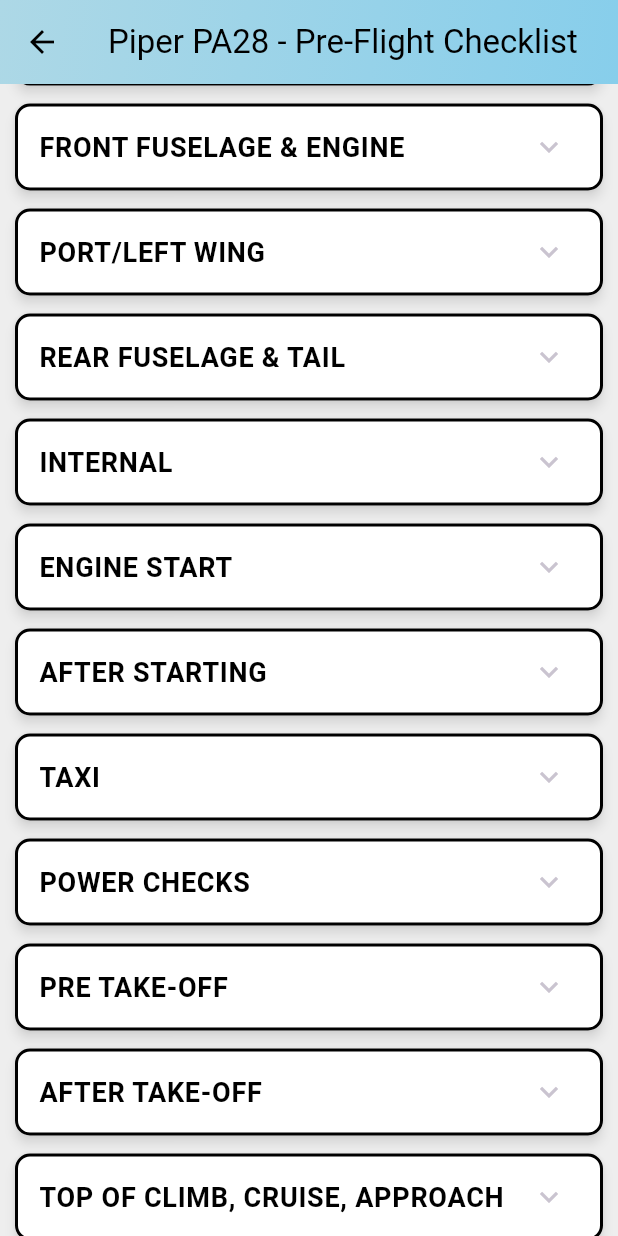
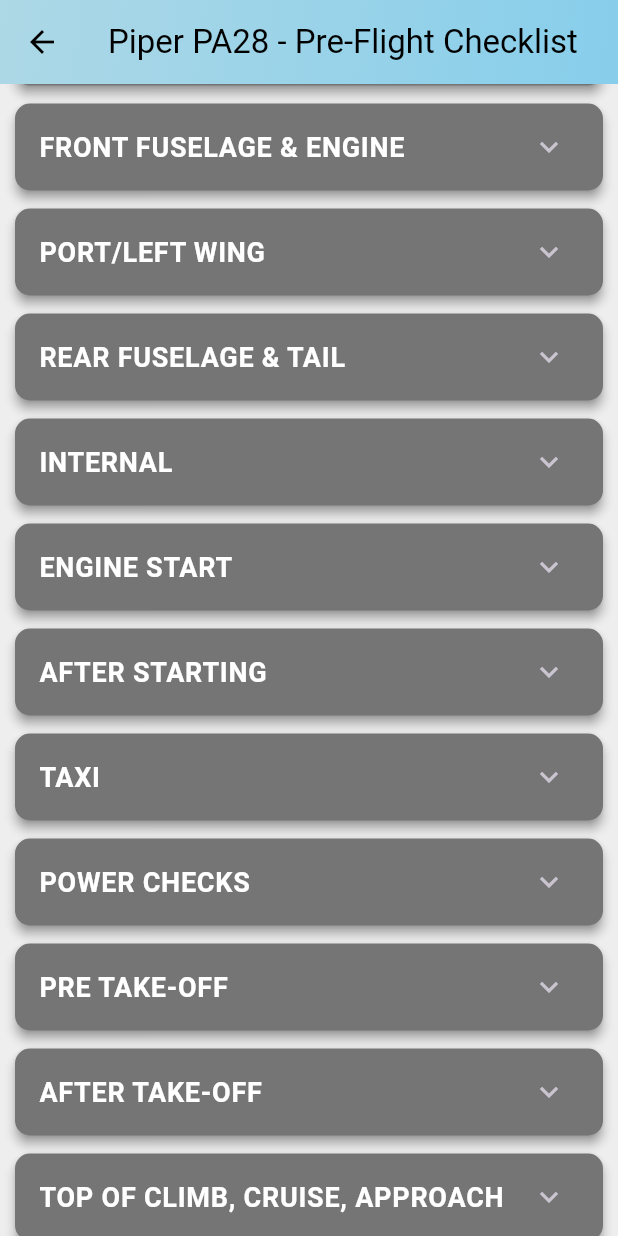
Before and after one commit to ThomasM173/flutter-checklist-app, a Flutter app: the PiperPA28ChecklistScreen screen opened by its route, scrolled down 576 dp, on a phone screen of 412 x 824 dp. Run offline on Flutter 3.47's test engine with Material 3 defaults, Android fonts, the phone set to English and light mode, and no system bars; our stand-ins replace open_file, pdf, shared_preferences; accounts and stored records are empty; network calls fail.

Commit message:
DC 22/07, All checklists complete, up to date and formatting all same

```diff
--- a/lib/screens/checklist_screens/piper_pa28_checklist.dart
+++ b/lib/screens/checklist_screens/piper_pa28_checklist.dart
@@ -647,61 +647,44 @@ class ChecklistExpansionTile extends StatelessWidget {
 
   @override
   Widget build(BuildContext context) {
-    final bool isSectionComplete = items.entries
-      .where((e) => e.key != '__weather__')
-      .every((e) => e.value);
-
     return AnimatedContainer(
       duration: Duration(milliseconds: 300),
       curve: Curves.easeInOut,
       child: Card(
-        color: Colors.white,
+        color: Colors.grey[600],
         margin: EdgeInsets.symmetric(vertical: 6),
-        shape: RoundedRectangleBorder(
-          borderRadius: BorderRadius.circular(10),
-          side: BorderSide(
-            color: isSectionComplete ? Colors.green : Colors.black,
-            width: 2,
-          ),
-        ),
+        shape: RoundedRectangleBorder(borderRadius: BorderRadius.circular(10)),
         elevation: 3,
-        shadowColor: Colors.white,
+        shadowColor: Colors.grey[600],
         child: Theme(
           data: Theme.of(context).copyWith(dividerColor: Colors.transparent),
           child: ExpansionTile(
             title: Row(
               mainAxisAlignment: MainAxisAlignment.spaceBetween,
               children: [
-                Row(
-                  children: [
-                    if (isSectionComplete)
-                      Padding(
-                        padding: const EdgeInsets.only(right: 6.0),
-                        child: Icon(Icons.check_circle, color: Colors.green, size: 20),
-                      ),
-                    Text(
-                      title,
-                      style: TextStyle(
-                        color: Colors.black,
+                Expanded(
+                  child: Text(
+                    title,
+                    style: TextStyle(
+                        color: Colors.white,
                         fontSize: 18,
-                        fontWeight: FontWeight.bold,
-                      ),
-                    ),
-                  ],
+                        fontWeight: FontWeight.bold),
+                    overflow: TextOverflow.ellipsis,
+                  ),
                 ),
                 if (items.containsKey('__weather__'))
                   Container(
                     margin: EdgeInsets.only(left: 6),
                     padding: EdgeInsets.symmetric(horizontal: 8, vertical: 4),
                     decoration: BoxDecoration(
-                      color: Color(0xFFADD8E6).withOpacity(0.15),
+                      color: Colors.yellowAccent.withOpacity(0.15),
                       borderRadius: BorderRadius.circular(12),
                       border: Border.all(
-                        color: Color(0xFFADD8E6).withOpacity(0.6),
-                      ),
+                          color: Colors.yellowAccent.withOpacity(0.6)),
                     ),
                     child: Text('WX',
-                        style: TextStyle(color: Color(0xFFADD8E6), fontSize: 12)),
+                        style: TextStyle(
+                            color: Colors.yellowAccent, fontSize: 12)),
                   ),
               ],
             ),
@@ -710,14 +693,14 @@ class ChecklistExpansionTile extends StatelessWidget {
                 items.entries.where((e) => e.key != '__weather__').map((entry) {
               final isWeatherAdded = items.containsKey('__weather__');
               final Color highlightColor = isWeatherAdded
-                  ? Color(0xFFADD8E6).withOpacity(0.1)
+                  ? Colors.yellowAccent.withOpacity(0.1)
                   : Colors.transparent;
               return Container(
                 color: highlightColor,
                 child: CheckboxListTile(
                   contentPadding: EdgeInsets.zero,
                   title: Text(entry.key,
-                      style: TextStyle(color: Colors.black, fontSize: 14)),
+                      style: TextStyle(color: Colors.white, fontSize: 14)),
                   value: entry.value,
                   onChanged: (bool? value) =>
                       updateChecklist(entry.key, value ?? false),
```
Also changed, not shown: lib/screens/checklist_screens/cessna_152_checklist.dart (+33 -8 lines), lib/screens/checklist_screens/cessna_172_checklist.dart (+33 -8 lines).
